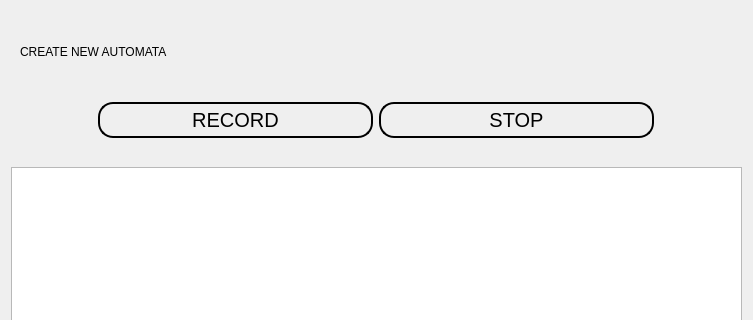
First picture: the form in ui/create_automata.ui, repository Achu-Worifung/quickMove, before the edit; both pictures show x 0 to 753 and y 0 to 320 of the 753 by 776 pixel window.
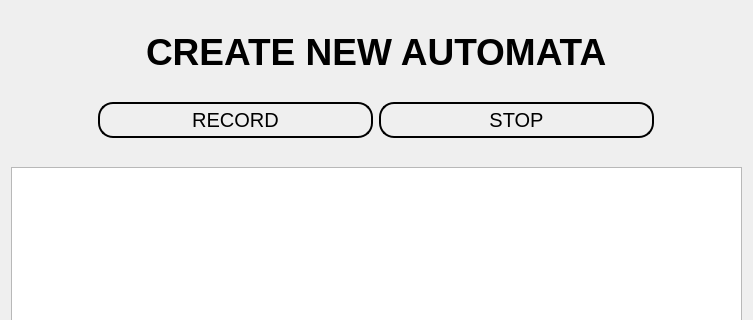
Second picture: the form after the edit.

The edit to the form file:
```diff
--- a/ui/create_automata.ui
+++ b/ui/create_automata.ui
@@ -25,8 +25,27 @@
         </size>
        </property>
        <layout class="QVBoxLayout" name="verticalLayout_3">
-        <item>
+        <item alignment="Qt::AlignHCenter">
          <widget class="QLabel" name="label">
+          <property name="sizePolicy">
+           <sizepolicy hsizetype="Expanding" vsizetype="Preferred">
+            <horstretch>0</horstretch>
+            <verstretch>0</verstretch>
+           </sizepolicy>
+          </property>
+          <property name="maximumSize">
+           <size>
+            <width>16777215</width>
+            <height>100</height>
+           </size>
+          </property>
+          <property name="font">
+           <font>
+            <pointsize>28</pointsize>
+            <weight>75</weight>
+            <bold>true</bold>
+           </font>
+          </property>
           <property name="text">
            <string>CREATE NEW AUTOMATA</string>
           </property>
```
Left out of the diff: 9 changed lines with no effect on the pictures.
